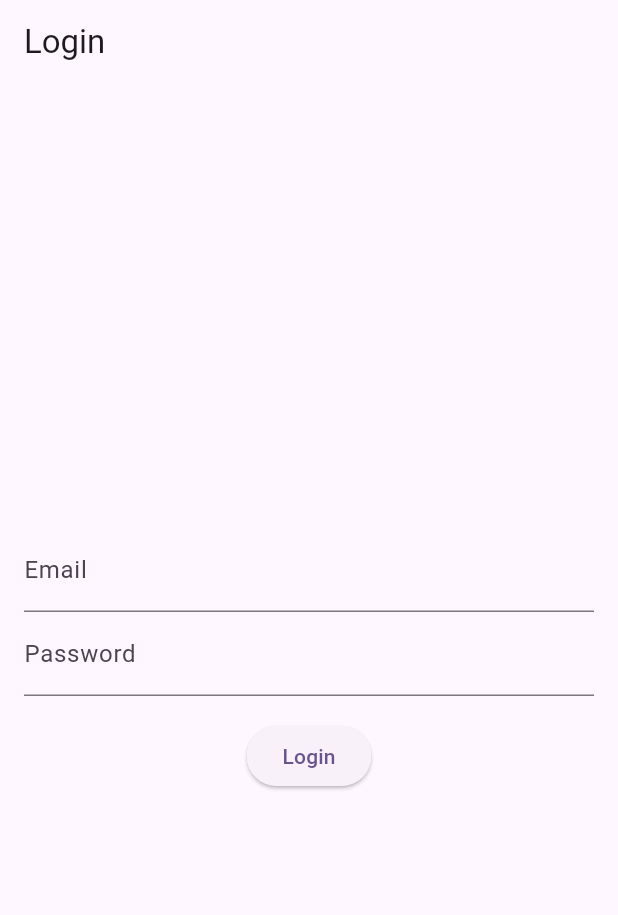
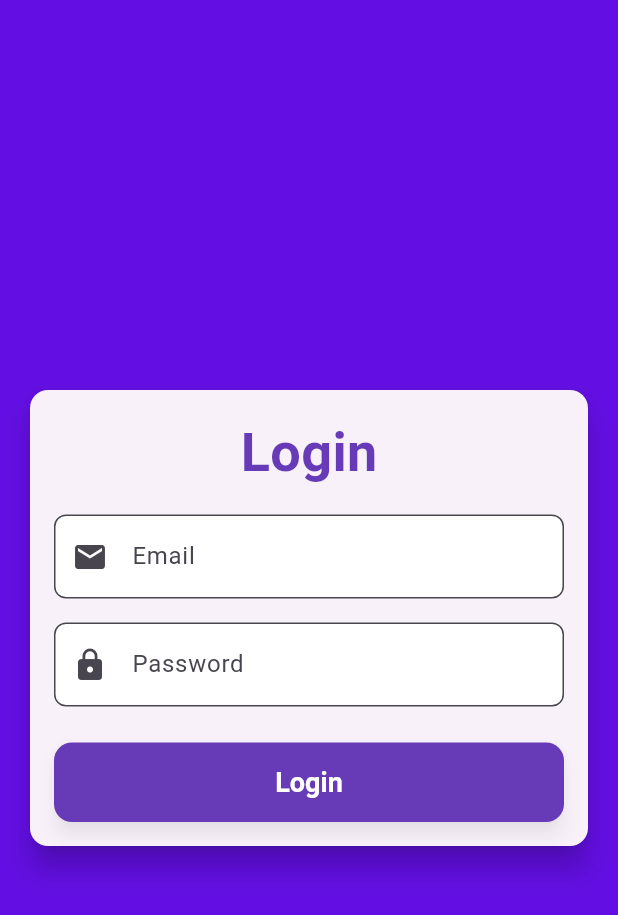
Before and after one commit to vikarmaulanaarrisyad/agenda-mobile, a Flutter app: the screen it shows after launch, on a phone screen of 412 x 824 dp. Shown: the top 915 px of the screen. Run offline on Flutter 3.47's test engine with Material 3 defaults, Android fonts, the light colour scheme and no system bars; our stand-ins replace bloc, equatable, flutter_bloc.

Commit message:
add modul login

```diff
--- a/lib/main.dart
+++ b/lib/main.dart
@@ -16,6 +16,7 @@ class MyApp extends StatelessWidget {
     return BlocProvider(
       create: (context) => LoginBloc(ApiDatasource()),
       child: MaterialApp(
+        debugShowCheckedModeBanner: false,
         title: 'Flutter Demo',
         theme: ThemeData(
           colorScheme: ColorScheme.fromSeed(seedColor: Colors.deepPurple),
--- a/lib/presentation/pages/login_page.dart
+++ b/lib/presentation/pages/login_page.dart
@@ -17,35 +17,76 @@ class _LoginPageState extends State<LoginPage> {
   @override
   Widget build(BuildContext context) {
     return Scaffold(
-      appBar: AppBar(
-        title: const Text("Login"),
+      backgroundColor: const Color.fromARGB(255, 99, 15, 227),
+      body: Center(
+        child: SingleChildScrollView(
+          padding: const EdgeInsets.all(16.0),
+          child: Card(
+            elevation: 8,
+            shape: RoundedRectangleBorder(
+              borderRadius: BorderRadius.circular(12.0),
             ),
-      body: Padding(
-        padding: const EdgeInsets.all(16),
+            child: Padding(
+              padding: const EdgeInsets.all(16.0),
               child: Column(
-          mainAxisAlignment: MainAxisAlignment.center,
+                mainAxisSize: MainAxisSize.min,
                 children: [
+                  const Text(
+                    'Login',
+                    style: TextStyle(
+                      fontSize: 36,
+                      fontWeight: FontWeight.bold,
+                      color: Colors.deepPurple,
+                    ),
+                  ),
+                  const SizedBox(height: 16),
                   TextField(
-              decoration: const InputDecoration(labelText: 'Email'),
+                    decoration: InputDecoration(
+                      labelText: 'Email',
+                      border: OutlineInputBorder(
+                        borderRadius: BorderRadius.circular(8.0),
+                      ),
+                      prefixIcon: const Icon(Icons.email),
+                      filled: true,
+                      fillColor: Colors.white,
+                    ),
                     controller: emailController,
+                    keyboardType: TextInputType.emailAddress,
+                    textInputAction: TextInputAction.next,
                   ),
+                  const SizedBox(height: 16),
                   TextField(
                     obscureText: true,
-              decoration: const InputDecoration(labelText: 'Password'),
+                    decoration: InputDecoration(
+                      labelText: 'Password',
+                      border: OutlineInputBorder(
+                        borderRadius: BorderRadius.circular(8.0),
+                      ),
+                      prefixIcon: const Icon(Icons.lock),
+                      filled: true,
+                      fillColor: Colors.white,
+                    ),
                     controller: passwordController,
+                    textInputAction: TextInputAction.done,
                   ),
-            const SizedBox(height: 16),
+                  const SizedBox(height: 24),
                   BlocConsumer<LoginBloc, LoginState>(
                     listener: (context, state) {
                       if (state is LoginLoaded) {
                         ScaffoldMessenger.of(context).showSnackBar(
                           SnackBar(
-                        content: Text('Welcome, ${state.response.user.name}!')),
+                            content:
+                                Text('Welcome, ${state.response.user.name}!'),
+                            backgroundColor: Colors.green,
+                          ),
                         );
                         // Navigate to another screen or perform other actions
                       } else if (state is LoginError) {
                         ScaffoldMessenger.of(context).showSnackBar(
-                    SnackBar(content: Text(state.message)),
+                          SnackBar(
+                            content: Text(state.message),
+                            backgroundColor: Colors.red,
+                          ),
                         );
                       }
                     },
@@ -55,7 +96,9 @@ class _LoginPageState extends State<LoginPage> {
                           child: CircularProgressIndicator(),
                         );
                       }
-                return ElevatedButton(
+                      return Container(
+                        width: double.infinity,
+                        child: ElevatedButton(
                           onPressed: () {
                             final loginRequest = LoginRequestModel(
                               email: emailController.text,
@@ -66,13 +109,33 @@ class _LoginPageState extends State<LoginPage> {
                                 .read<LoginBloc>()
                                 .add(ProsesLoginEvent(request: loginRequest));
                           },
-                  child: const Text('Login'),
+                          style: ElevatedButton.styleFrom(
+                            foregroundColor: Colors.white,
+                            backgroundColor: Colors.deepPurple, // Text color
+                            padding: const EdgeInsets.symmetric(vertical: 16.0),
+                            shape: RoundedRectangleBorder(
+                              borderRadius: BorderRadius.circular(12.0),
+                            ),
+                            elevation: 5, // Button shadow
+                            shadowColor: Colors.black.withOpacity(0.3),
+                            textStyle: const TextStyle(
+                              fontSize: 18,
+                              fontWeight: FontWeight.bold,
+                            ),
+                          ),
+                          child: const Text(
+                            'Login',
+                          ),
+                        ),
                       );
                     },
                   ),
                 ],
               ),
             ),
+          ),
+        ),
+      ),
     );
   }
 }
```
Lines whose indentation alone changed are shown as unchanged.
